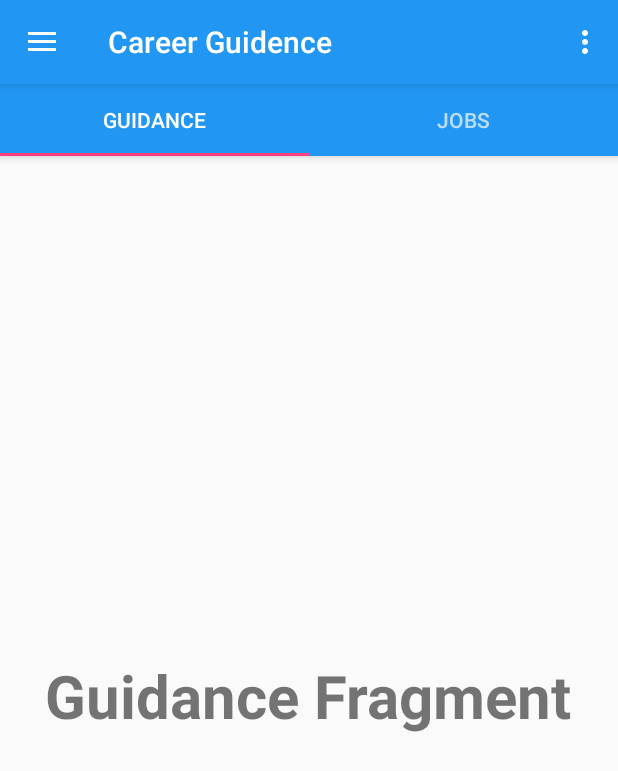
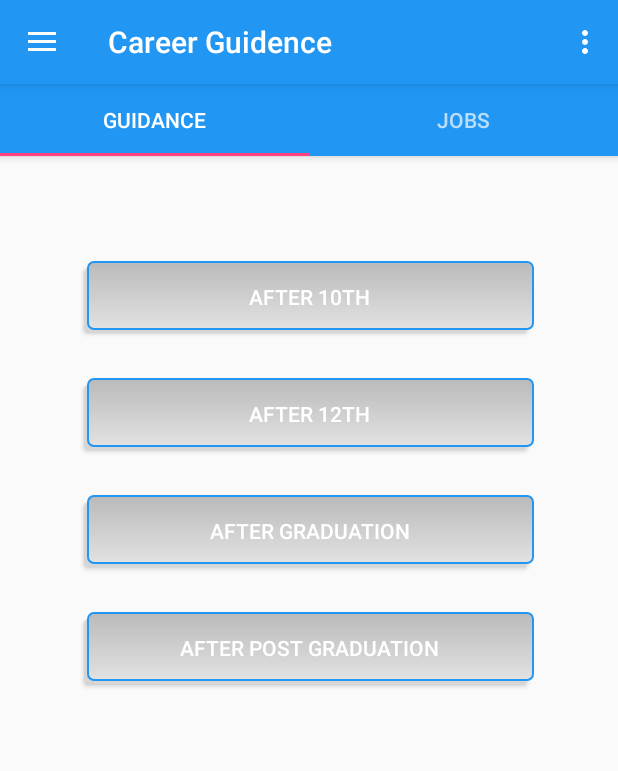
Before and after one commit to SurejaHit/Career_guidance_app, an Android app: the Guidance_Fragment screen opened directly, with no data from a screen before it, on a phone screen of 412 x 824 dp. Shown: the top 771 px of the screen. Run offline under Robolectric (Android 15) with nearby library versions, the phone set to English and light mode, and no system bars.

```diff
--- a/app/src/main/AndroidManifest.xml
+++ b/app/src/main/AndroidManifest.xml
@@ -12,13 +12,16 @@
         <activity
             android:name=".MainActivity"
             android:label="@string/app_name"
-            android:theme="@style/AppTheme.NoActionBar"></activity>
+            android:theme="@style/AppTheme.NoActionBar" />
         <activity android:name=".SplashActivity">
             <intent-filter>
                 <action android:name="android.intent.action.MAIN" />
+
                 <category android:name="android.intent.category.LAUNCHER" />
             </intent-filter>
         </activity>
-        <activity android:name=".Language_Activity"></activity>
+        <activity android:name=".Language_Activity" />
+        <activity android:name=".Login_Activity"></activity>
     </application>
+
 </manifest>
--- /dev/null
+++ b/app/src/main/java/com/example/surejahit/career_guidance_app/Login_Activity.java
@@ -0,0 +1,8 @@
+package com.example.surejahit.career_guidance_app;
+
+import android.support.v7.app.AppCompatActivity;
+import android.os.Bundle;
+
+public class Login_Activity extends AppCompatActivity {
+
+}
--- /dev/null
+++ b/app/src/main/res/drawable/button_selector.xml
@@ -0,0 +1,23 @@
+<selector xmlns:android="http://schemas.android.com/apk/res/android">
+    <item>
+        <layer-list>
+            <item android:right="5dp" android:top="5dp">
+                <shape>
+                    <corners android:radius="3dp" />
+                    <solid android:color="#D6D6D6" />
+                </shape>
+            </item>
+            <item android:bottom="2dp" android:left="2dp">
+                <shape>
+                    <gradient android:angle="270"
+                        android:endColor="#E2E2E2" android:startColor="#BABABA" />
+                    <stroke android:width="1dp" android:color="#2196F3" />
+                    <corners android:radius="4dp" />
+                    <padding android:bottom="10dp" android:left="10dp"
+                        android:right="10dp" android:top="10dp" />
+                </shape>
+            </item>
+        </layer-list>
+    </item>
+
+</selector>
--- /dev/null
+++ b/app/src/main/res/layout/activity_login.xml
@@ -0,0 +1,9 @@
+<?xml version="1.0" encoding="utf-8"?>
+<android.support.constraint.ConstraintLayout xmlns:android="http://schemas.android.com/apk/res/android"
+    xmlns:app="http://schemas.android.com/apk/res-auto"
+    xmlns:tools="http://schemas.android.com/tools"
+    android:layout_width="match_parent"
+    android:layout_height="match_parent"
+    tools:context="com.example.surejahit.career_guidance_app.Login_Activity">
+
+</android.support.constraint.ConstraintLayout>
--- a/app/src/main/res/layout/fragment_guidance.xml
+++ b/app/src/main/res/layout/fragment_guidance.xml
@@ -1,15 +1,48 @@
-<RelativeLayout xmlns:android="http://schemas.android.com/apk/res/android"
-xmlns:tools="http://schemas.android.com/tools"
-android:layout_width="match_parent"
-android:layout_height="match_parent"
+<LinearLayout xmlns:android="http://schemas.android.com/apk/res/android"
+    xmlns:tools="http://schemas.android.com/tools"
+    android:layout_width="match_parent"
+    android:layout_height="match_parent"
+    android:orientation="vertical"
+    android:layout_gravity="center"
 tools:context="com.example.surejahit.career_guidance_app.Guidance_Fragment">
 
-<TextView
-    android:layout_width="wrap_content"
-    android:layout_height="wrap_content"
-    android:text="Guidance Fragment"
-    android:textSize="40dp"
-    android:textStyle="bold"
-    android:layout_centerInParent="true"/>
+    <Button
+        android:id="@+id/button"
+        android:textColor="#ffffff"
+        android:layout_gravity="center_vertical|center_horizontal"
+        android:layout_width="300dp"
+        android:layout_marginTop="70dp"
+        android:background="@drawable/button_selector"
+        android:layout_height="wrap_content"
+        android:text="After 10th" />
 
-</RelativeLayout>
+    <Button
+        android:id="@+id/button2"
+        android:textColor="#ffffff"
+        android:layout_gravity="center_vertical|center_horizontal"
+        android:layout_width="300dp"
+        android:background="@drawable/button_selector"
+        android:layout_height="wrap_content"
+        android:layout_marginTop="30dp"
+        android:text="After 12th" />
+
+    <Button
+        android:id="@+id/button3"
+        android:textColor="#ffffff"
+        android:background="@drawable/button_selector"
+        android:layout_gravity="center_vertical|center_horizontal"
+        android:layout_width="300dp"
+        android:layout_height="wrap_content"
+        android:layout_marginTop="30dp"
+        android:text="After Graduation" />
+
+    <Button
+        android:id="@+id/button4"
+        android:textColor="#ffffff"
+        android:background="@drawable/button_selector"
+        android:layout_gravity="center_vertical|center_horizontal"
+        android:layout_width="300dp"
+        android:layout_height="wrap_content"
+        android:layout_marginTop="30dp"
+        android:text="After Post Graduation" />
+</LinearLayout>
```
